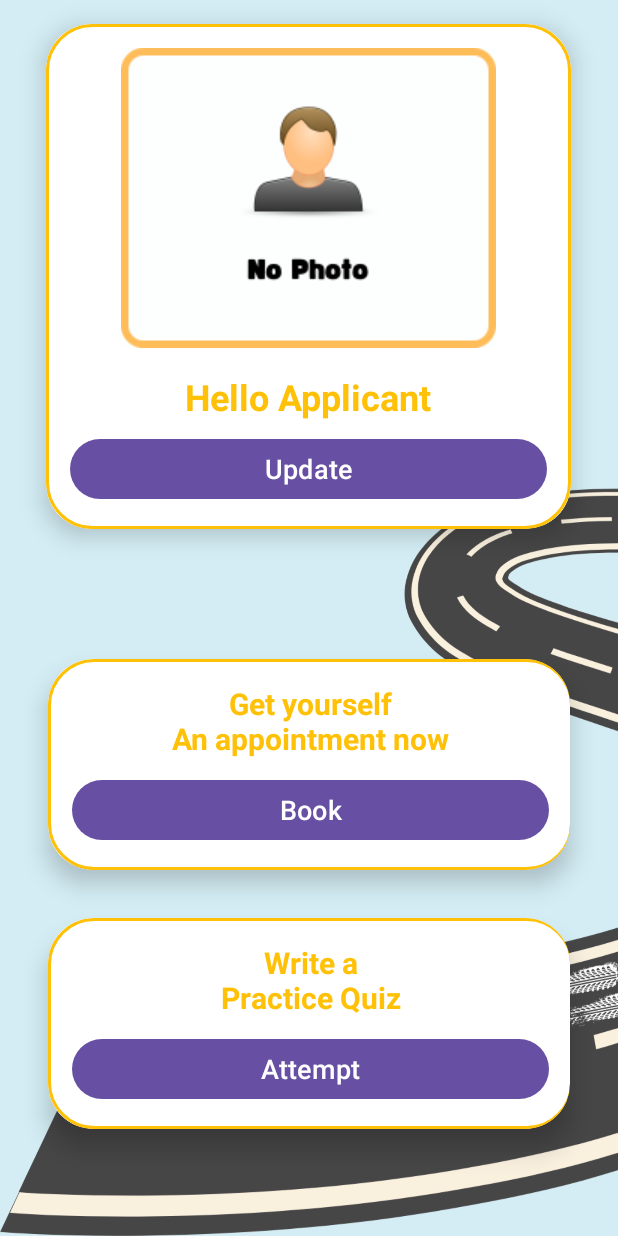
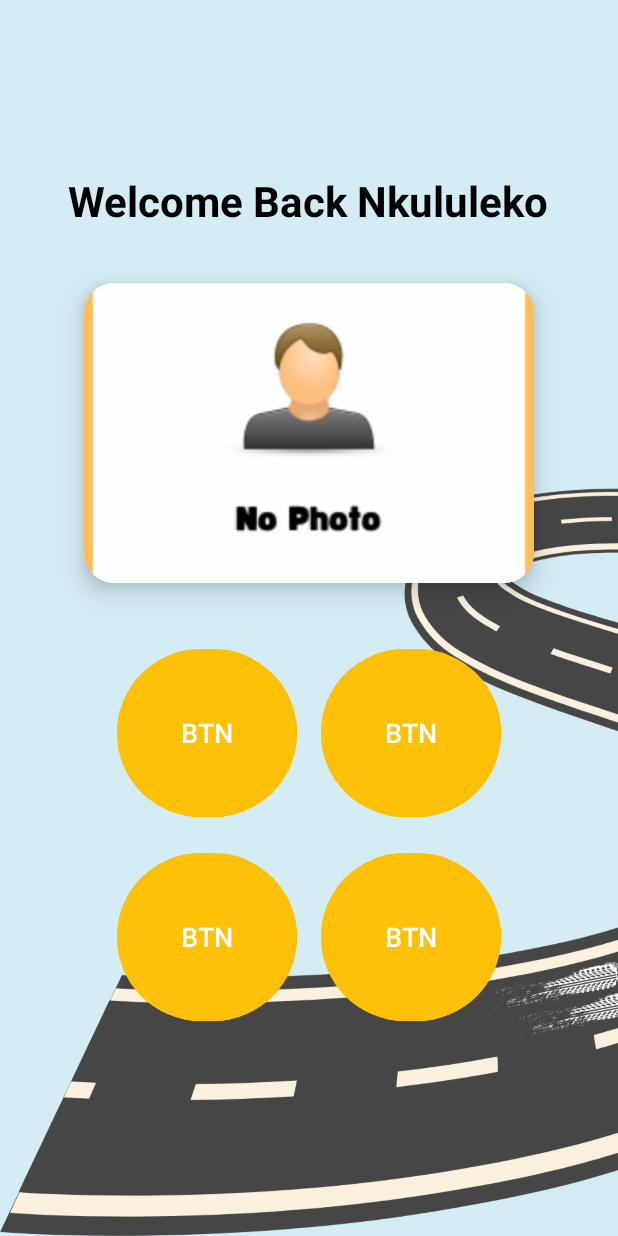
Before and after one commit to nkululekosibeko/Durban-First-Final-App, an Android app: the ApplicantActivity screen opened directly, with no data from a screen before it, on a phone screen of 412 x 824 dp. Run offline under Robolectric (Android 15) with nearby library versions, the phone set to English and light mode, and no system bars.

Commit message:
UI Draft One

```diff
--- a/app/src/main/res/layout/activity_applicant.xml
+++ b/app/src/main/res/layout/activity_applicant.xml
@@ -11,140 +11,76 @@
     android:gravity="center"
     tools:context=".ApplicantActivity">
 
-    <!-- Profile CardView -->
+    <!-- Welcome Text -->
+    <TextView
+        android:layout_width="wrap_content"
+        android:layout_height="wrap_content"
+        android:text="Welcome Back Nkululeko"
+        android:textAlignment="center"
+        android:textColor="@android:color/black"
+        android:textSize="28sp"
+        android:textStyle="bold"
+        android:layout_marginBottom="20dp"/>
+
+    <!-- Profile CardView with Image -->
     <androidx.cardview.widget.CardView
         android:layout_width="wrap_content"
         android:layout_height="wrap_content"
         android:layout_margin="16dp"
-        app:cardCornerRadius="30dp"
+        app:cardCornerRadius="20dp"
         app:cardElevation="10dp">
 
-        <LinearLayout
-            android:layout_width="350dp"
-            android:layout_height="wrap_content"
-            android:orientation="vertical"
-            android:gravity="center"
-            android:padding="16dp"
-            android:background="@drawable/lavender_border">
-
         <ImageView
-                android:layout_width="250dp"
+            android:layout_width="300dp"
             android:layout_height="200dp"
             android:src="@drawable/dummp_profile"
             android:layout_gravity="center"
-                android:layout_marginBottom="16dp"
-                android:background="@drawable/dummp_profile"
             android:scaleType="centerCrop"/>
-
-            <TextView
-                android:layout_width="match_parent"
-                android:layout_height="wrap_content"
-                android:layout_marginBottom="8dp"
-                android:text="Hello Applicant"
-                android:textAlignment="center"
-                android:textColor="@color/lavender"
-                android:textSize="24sp"
-                android:textStyle="bold" />
-
-            <Button
-                android:layout_width="match_parent"
-                android:layout_height="wrap_content"
-                android:text="Update"
-                android:id="@+id/update_button"
-                android:textSize="18sp"
-                app:cornerRadius="20dp"/>
-
-        </LinearLayout>
     </androidx.cardview.widget.CardView>
 
-    <ScrollView
-        android:layout_width="match_parent"
-        android:layout_height="match_parent"
-        android:fillViewport="true">
-
-        <LinearLayout
-            android:layout_width="match_parent"
-            android:layout_height="wrap_content"
-            android:orientation="vertical"
-            android:gravity="center"
-            android:padding="16dp">
-
-            <!-- Appointment CardView -->
-            <androidx.cardview.widget.CardView
+    <!-- Button Grid Layout -->
+    <GridLayout
         android:layout_width="wrap_content"
         android:layout_height="wrap_content"
-                android:layout_margin="16dp"
-                app:cardCornerRadius="30dp"
-                app:cardElevation="10dp">
+        android:rowCount="2"
+        android:columnCount="2"
+        android:padding="16dp"
+        android:layout_gravity="center">
 
-                <LinearLayout
-                    android:layout_width="350dp"
-                    android:layout_height="wrap_content"
-                    android:orientation="vertical"
-                    android:gravity="center"
-                    android:padding="16dp"
-                    android:background="@drawable/lavender_border">
+        <!-- First Button -->
+        <Button
+            android:layout_width="120dp"
+            android:layout_height="120dp"
+            android:text="BTN"
+            android:backgroundTint="@color/lavender"
+            android:textSize="18sp"
+            android:layout_margin="8dp"/>
 
-                    <TextView
-                        android:layout_width="match_parent"
-                        android:layout_height="wrap_content"
-                        android:text="Get yourself\nAn appointment now"
-                        android:textSize="20sp"
-                        android:textAlignment="center"
-                        android:textStyle="bold"
-                        android:textColor="@color/lavender"
-                        android:layout_marginBottom="10dp"/>
+        <!-- Second Button -->
+        <Button
+            android:layout_width="120dp"
+            android:layout_height="120dp"
+            android:text="BTN"
+            android:backgroundTint="@color/lavender"
+            android:textSize="18sp"
+            android:layout_margin="8dp"/>
 
+        <!-- Third Button -->
         <Button
-                        android:layout_width="match_parent"
-                        android:layout_height="wrap_content"
-                        android:text="Book"
-                        android:id="@+id/book_button"
+            android:layout_width="120dp"
+            android:layout_height="120dp"
+            android:text="BTN"
+            android:backgroundTint="@color/lavender"
             android:textSize="18sp"
-                        app:cornerRadius="20dp"/>
+            android:layout_margin="8dp"/>
 
+        <!-- Fourth Button -->
+        <Button
+            android:layout_width="120dp"
+            android:layout_height="120dp"
+            android:text="BTN"
+            android:backgroundTint="@color/lavender"
+            android:textSize="18sp"
+            android:layout_margin="8dp"/>
+    </GridLayout>
 </LinearLayout>
-            </androidx.cardview.widget.CardView>
-
-            <!-- Quiz CardView -->
-            <androidx.cardview.widget.CardView
-                android:layout_width="wrap_content"
-                android:layout_height="wrap_content"
-                android:layout_margin="16dp"
-                app:cardCornerRadius="30dp"
-                app:cardElevation="10dp">
-
-                <LinearLayout
-                    android:layout_width="350dp"
-                    android:layout_height="wrap_content"
-                    android:orientation="vertical"
-                    android:gravity="center"
-                    android:padding="16dp"
-                    android:background="@drawable/lavender_border">
-
-                    <TextView
-                        android:layout_width="match_parent"
-                        android:layout_height="wrap_content"
-                        android:text="Write a\nPractice Quiz"
-                        android:textSize="20sp"
-                        android:textAlignment="center"
-                        android:textStyle="bold"
-                        android:textColor="@color/lavender"
-                        android:layout_marginBottom="10dp"/>
-
-                    <Button
-                        android:layout_width="match_parent"
-                        android:layout_height="wrap_content"
-                        android:text="Attempt"
-                        android:id="@+id/attempt_button"
-                        android:textSize="18sp"
-                        app:cornerRadius="20dp"/>
-
-                </LinearLayout>
-            </androidx.cardview.widget.CardView>
-
-        </LinearLayout>
-
-    </ScrollView>
-
-</LinearLayout>
```
Lines whose indentation alone changed are shown as unchanged.
